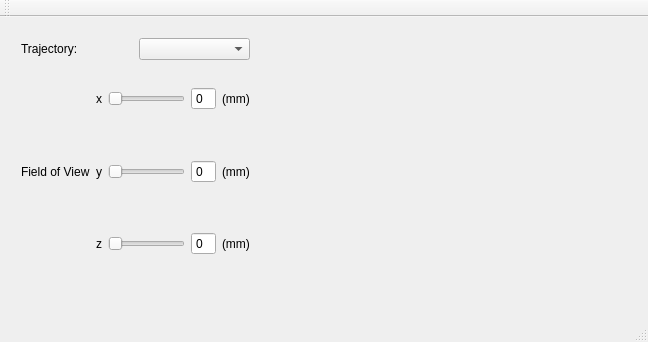
nio1814/MRItrajectory, file trajectorydesigner/mainwindow.ui: the form before one commit.
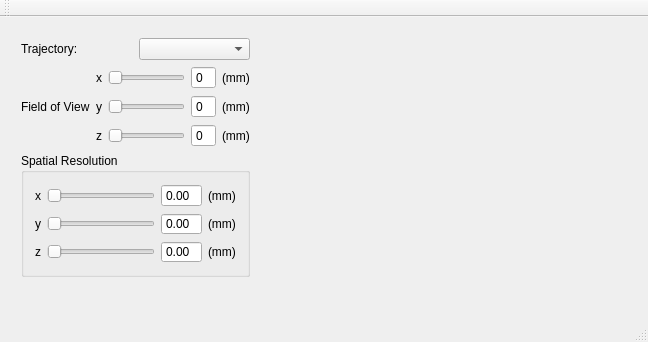
The form after the commit.

Commit message: field of view and spatial resolution sliders

Patch:
```diff
--- a/trajectorydesigner/mainwindow.ui
+++ b/trajectorydesigner/mainwindow.ui
@@ -149,6 +149,111 @@
        </item>
       </layout>
      </item>
+     <item>
+      <widget class="QGroupBox" name="">
+       <property name="title">
+        <string>Spatial Resolution</string>
+       </property>
+       <layout class="QVBoxLayout" name="verticalLayout_3">
+        <item>
+         <layout class="QHBoxLayout" name="horizontalLayout_3">
+          <item>
+           <widget class="QLabel" name="label_10">
+            <property name="text">
+             <string>x</string>
+            </property>
+           </widget>
+          </item>
+          <item>
+           <widget class="QSlider" name="spatialResolutionXSlider">
+            <property name="orientation">
+             <enum>Qt::Horizontal</enum>
+            </property>
+           </widget>
+          </item>
+          <item>
+           <widget class="QDoubleSpinBox" name="spatialResolutionXDoubleSpinBox">
+            <property name="buttonSymbols">
+             <enum>QAbstractSpinBox::NoButtons</enum>
+            </property>
+           </widget>
+          </item>
+          <item>
+           <widget class="QLabel" name="label_11">
+            <property name="text">
+             <string>(mm)</string>
+            </property>
+           </widget>
+          </item>
+         </layout>
+        </item>
+        <item>
+         <layout class="QHBoxLayout" name="spatialResolutionYLayout">
+          <item>
+           <widget class="QLabel" name="label_12">
+            <property name="text">
+             <string>y</string>
+            </property>
+           </widget>
+          </item>
+          <item>
+           <widget class="QSlider" name="spatialResolutionYSlider">
+            <property name="orientation">
+             <enum>Qt::Horizontal</enum>
+            </property>
+           </widget>
+          </item>
+          <item>
+           <widget class="QDoubleSpinBox" name="spatialResolutionYDoubleSpinBox">
+            <property name="buttonSymbols">
+             <enum>QAbstractSpinBox::NoButtons</enum>
+            </property>
+           </widget>
+          </item>
+          <item>
+           <widget class="QLabel" name="label_13">
+            <property name="text">
+             <string>(mm)</string>
+            </property>
+           </widget>
+          </item>
+         </layout>
+        </item>
+        <item>
+         <layout class="QHBoxLayout" name="horizontalLayout_7">
+          <item>
+           <widget class="QLabel" name="label_14">
+            <property name="text">
+             <string>z</string>
+            </property>
+           </widget>
+          </item>
+          <item>
+           <widget class="QSlider" name="spatialResolutionZSlider">
+            <property name="orientation">
+             <enum>Qt::Horizontal</enum>
+            </property>
+           </widget>
+          </item>
+          <item>
+           <widget class="QDoubleSpinBox" name="spatialResolutionZDoubleSpinBox">
+            <property name="buttonSymbols">
+             <enum>QAbstractSpinBox::NoButtons</enum>
+            </property>
+           </widget>
+          </item>
+          <item>
+           <widget class="QLabel" name="label_15">
+            <property name="text">
+             <string>(mm)</string>
+            </property>
+           </widget>
+          </item>
+         </layout>
+        </item>
+       </layout>
+      </widget>
+     </item>
     </layout>
    </widget>
   </widget>
```
The commit also changes 5 other files.
